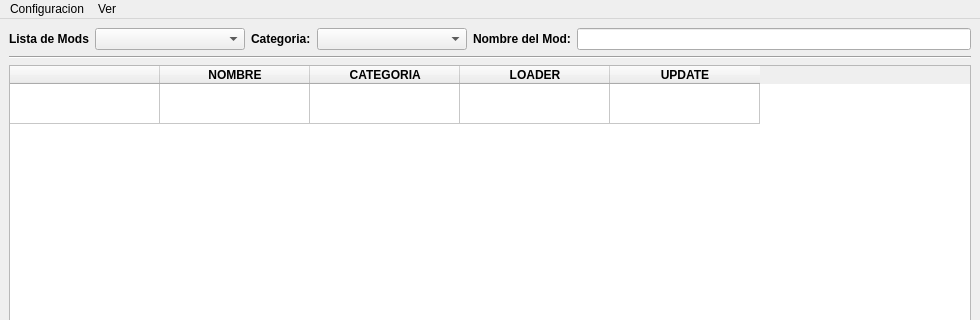
The window that pyqt_windows/main_window.ui (MelonRodante/ModList) describes before a commit, drawn with Qt 5; both pictures show x 0 to 980 and y 0 to 320 of the 980 by 600 pixel window.
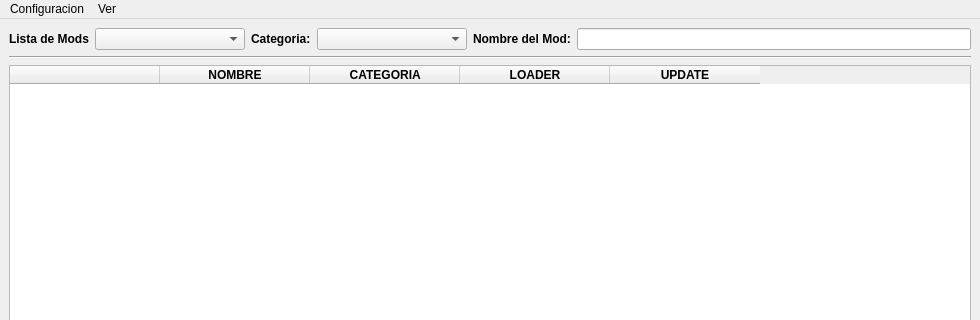
The same window after the commit. Icons and pictures are not drawn.

```diff
--- a/pyqt_windows/main_window.ui
+++ b/pyqt_windows/main_window.ui
@@ -149,7 +149,7 @@
        <enum>QAbstractItemView::SelectRows</enum>
       </property>
       <property name="rowCount">
-       <number>1</number>
+       <number>0</number>
       </property>
       <attribute name="horizontalHeaderDefaultSectionSize">
        <number>150</number>
@@ -166,11 +166,6 @@
       <attribute name="verticalHeaderMinimumSectionSize">
        <number>40</number>
       </attribute>
-      <row>
-       <property name="text">
-        <string>a</string>
-       </property>
-      </row>
       <column>
        <property name="text">
         <string/>
```
Left out of the diff: 12 changed lines with no effect on the pictures.
